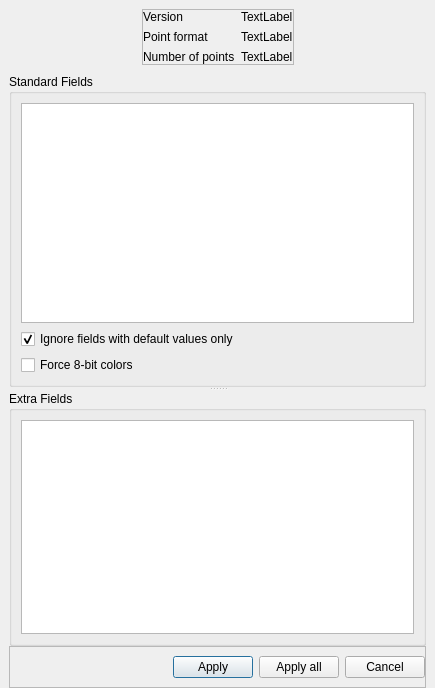
Above: plugins/core/IO/qLASIO/ui/lasopendialog.ui from CloudCompare/CloudCompare before the change. Below: the same form after it.
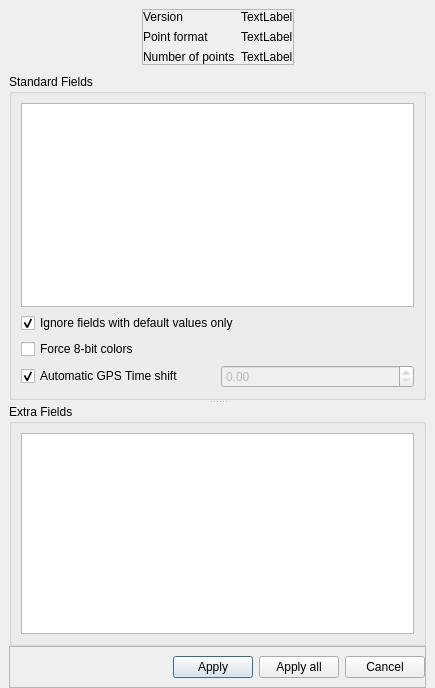
That is the form after the change.

Commit message:
LAS: Backport Gps Time changes
Backport changes from 90b24235c54f92bed72e6f470c9a32ec39650004.

Also fixes an issue that made the scalar fields loaded have 1 too many value.

```diff
--- a/plugins/core/IO/qLASIO/ui/lasopendialog.ui
+++ b/plugins/core/IO/qLASIO/ui/lasopendialog.ui
@@ -205,6 +205,30 @@
                </property>
               </widget>
              </item>
+             <item>
+              <layout class="QHBoxLayout" name="timeShiftLayout">
+               <item>
+                <widget class="QCheckBox" name="automaticTimeShiftCheckBox">
+                 <property name="text">
+                  <string>Automatic GPS Time shift</string>
+                 </property>
+                 <property name="checked">
+                  <bool>true</bool>
+                 </property>
+                </widget>
+               </item>
+               <item>
+                <widget class="QDoubleSpinBox" name="manualTimeShiftSpinBox">
+                 <property name="enabled">
+                  <bool>false</bool>
+                 </property>
+                 <property name="maximum">
+                  <double>100000000.000000000000000</double>
+                 </property>
+                </widget>
+               </item>
+              </layout>
+             </item>
             </layout>
            </widget>
            <widget class="QGroupBox" name="extraScalarFieldsFrame">
```
The commit also changes 5 other files.
